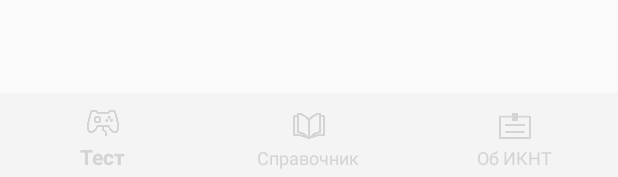
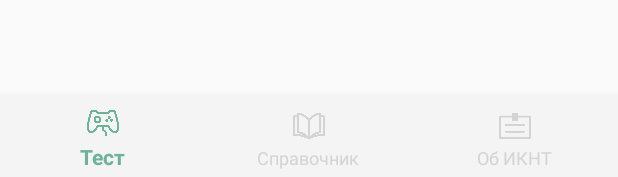
Before and after one commit to AnnaShln/Test-ICST, an Android app: the layout activity_main.xml on its own in the app's theme, with its tools: preview values and no code run, on a phone screen of 412 x 824 dp. Shown: the part 1056-1233 px from the top of the screen. Run offline under Robolectric (Android 15) with nearby library versions, the phone set to English and light mode, and no system bars.

Commit message:
first try

```diff
--- a/app/src/main/AndroidManifest.xml
+++ b/app/src/main/AndroidManifest.xml
@@ -8,15 +8,15 @@
         android:roundIcon="@mipmap/ic_launcher_round"
         android:supportsRtl="true"
         android:theme="@style/AppTheme">
-        <activity android:name=".MainActivity"
-            android:label="MainActivity">
+        <activity android:name=".Intro"
+            android:label="Intro">
             <intent-filter>
                 <action android:name="android.intent.action.MAIN" />
 
                 <category android:name="android.intent.category.LAUNCHER" />
             </intent-filter>
         </activity>
-        <activity android:name="com.example.testicst.Intro"
+        <activity android:name="com.example.testicst.MainActivity"
             android:label="@string/app_intro" />
         <activity android:name="com.example.testicst.Handbook"
             android:label="@string/hand_book" />
--- /dev/null
+++ b/app/src/main/res/drawable/change_icon_colors.xml
@@ -0,0 +1,5 @@
+<?xml version="1.0" encoding="utf-8"?>
+<selector xmlns:android="http://schemas.android.com/apk/res/android">
+    <item android:color="@color/themeColor" android:state_checked="true" />
+    <item android:color="@color/darkGrey" android:state_checked="false" />
+</selector>
--- a/app/src/main/res/layout/activity_main.xml
+++ b/app/src/main/res/layout/activity_main.xml
@@ -18,8 +18,8 @@
         android:layout_height="wrap_content"
         android:layout_alignParentBottom="true"
         android:background="@color/lightGrey"
-        app:itemIconTint="@color/darkGrey"
-        app:itemTextColor="@color/darkGrey"
+        app:itemIconTint="@drawable/change_icon_colors"
+        app:itemTextColor="@drawable/change_icon_colors"
         app:menu="@menu/bottom_navigation" />
 
 </RelativeLayout>
--- a/app/src/main/res/menu/bottom_navigation.xml
+++ b/app/src/main/res/menu/bottom_navigation.xml
@@ -4,15 +4,19 @@
     <item
         android:id="@+id/nav_test"
         android:icon="@drawable/test"
+        android:enabled="true"
+        android:checked="true"
         android:title="Тест"/>
     <item
         android:id="@+id/nav_book"
         android:icon="@drawable/spravochnik"
+        android:enabled="true"
         android:title="Справочник"/>
 
     <item
         android:id="@+id/nav_about"
         android:icon="@drawable/info"
+        android:enabled="true"
         android:title="Об ИКНТ"/>
 
 
--- a/app/src/main/res/values/styles.xml
+++ b/app/src/main/res/values/styles.xml
@@ -4,8 +4,8 @@
     <style name="AppTheme" parent="Theme.AppCompat.Light.DarkActionBar">
         <!-- Customize your theme here. -->
         <item name="colorPrimary">@color/themeColor</item>
-        <item name="colorPrimaryDark">@color/darkGrey</item>
-        <item name="colorAccent">@color/lightGrey</item>
+        <item name="colorPrimaryDark">@color/themeColor</item>
+        <item name="colorAccent">@color/themeColor</item>
     </style>
 
 </resources>
```
